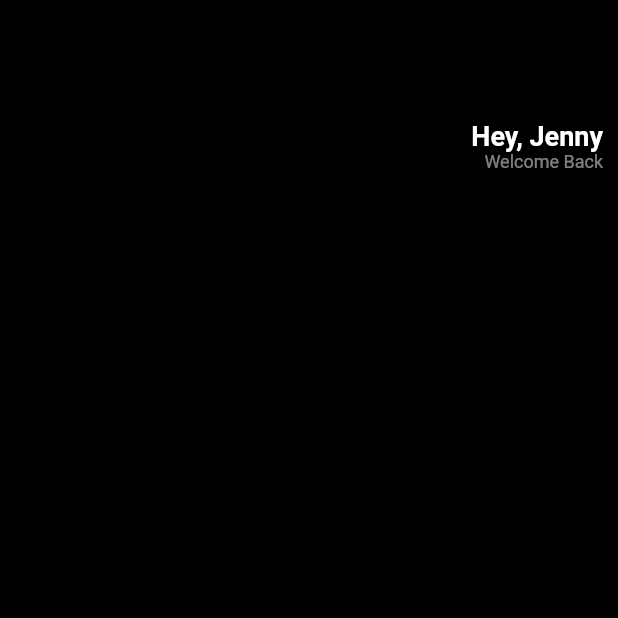
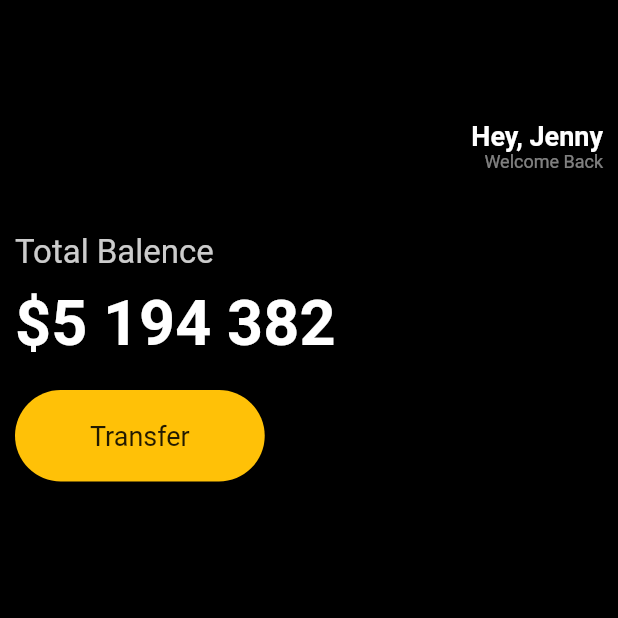
Before and after one commit to 98yejin/hello_flutter, a Flutter app: the screen it shows after launch, on a phone screen of 412 x 824 dp, the top half of it. Run offline on Flutter 3.47's test engine with Material 2 defaults, Android fonts, the phone set to English and light mode, and no system bars.

Commit message:
UI Challenge - Button

```diff
--- a/lib/main.dart
+++ b/lib/main.dart
@@ -15,6 +15,7 @@ class App extends StatelessWidget {
               horizontal: 10,
             ),
             child: Column(
+              crossAxisAlignment: CrossAxisAlignment.start,
               children: [
                 SizedBox(
                   height: 80,
@@ -43,6 +44,51 @@ class App extends StatelessWidget {
                       ],
                     )
                   ],
+                ),
+                SizedBox(
+                  height: 40,
+                ),
+                Text(
+                  'Total Balence',
+                  style: TextStyle(
+                    color: Colors.white.withOpacity(0.8),
+                    fontSize: 22,
+                  ),
+                ),
+                SizedBox(
+                  height: 10,
+                ),
+                Text(
+                  '\$5 194 382',
+                  style: TextStyle(
+                    color: Colors.white,
+                    fontSize: 42,
+                    fontWeight: FontWeight.bold,
+                  ),
+                ),
+                SizedBox(
+                  height: 20,
+                ),
+                Row(
+                  children: [
+                    Container(
+                      decoration: BoxDecoration(
+                          color: Colors.amber,
+                          borderRadius: BorderRadius.circular(45)),
+                      child: Padding(
+                        padding: EdgeInsets.symmetric(
+                          vertical: 20,
+                          horizontal: 50,
+                        ),
+                        child: Text(
+                          'Transfer',
+                          style: TextStyle(
+                            fontSize: 18,
+                          ),
+                        ),
+                      ),
+                    )
+                  ],
                 )
               ],
             ),
```
